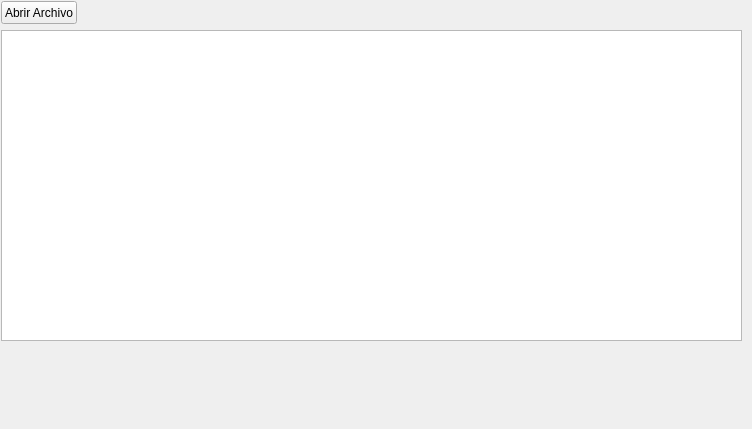
First picture: the form in AnalizadorLexico/widget.ui, repository Enriqueplato/AnalizadorLexico, before the edit.
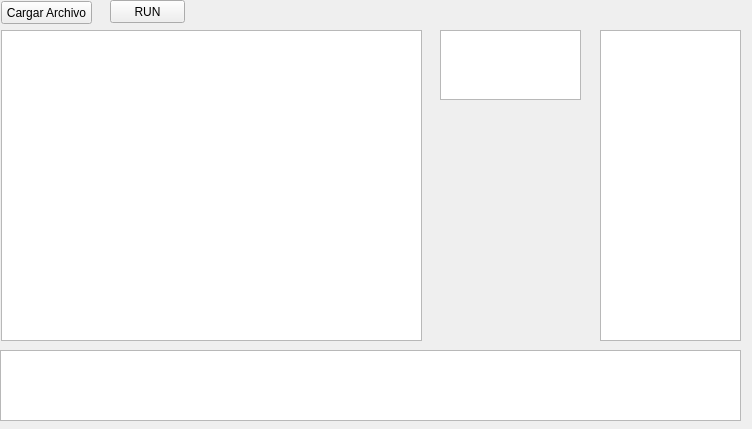
Second picture: the form after the edit.

Commit message: Separa palabras y lineas

Diff of the .ui file:
```diff
--- a/AnalizadorLexico/widget.ui
+++ b/AnalizadorLexico/widget.ui
@@ -24,12 +24,12 @@
     <rect>
      <x>1</x>
      <y>1</y>
-     <width>76</width>
+     <width>91</width>
      <height>23</height>
     </rect>
    </property>
    <property name="text">
-    <string>Abrir Archivo</string>
+    <string>Cargar Archivo</string>
    </property>
   </widget>
   <widget class="QPlainTextEdit" name="textoPlano">
@@ -37,8 +37,68 @@
     <rect>
      <x>1</x>
      <y>30</y>
+     <width>421</width>
+     <height>311</height>
+    </rect>
+   </property>
+   <property name="font">
+    <font>
+     <pointsize>12</pointsize>
+    </font>
+   </property>
+   <property name="tabletTracking">
+    <bool>false</bool>
+   </property>
+   <property name="horizontalScrollBarPolicy">
+    <enum>Qt::ScrollBarAsNeeded</enum>
+   </property>
+   <property name="sizeAdjustPolicy">
+    <enum>QAbstractScrollArea::AdjustToContents</enum>
+   </property>
+   <property name="plainText">
+    <string/>
+   </property>
+  </widget>
+  <widget class="QPlainTextEdit" name="ptTokens">
+   <property name="geometry">
+    <rect>
+     <x>600</x>
+     <y>30</y>
+     <width>141</width>
+     <height>311</height>
+    </rect>
+   </property>
+  </widget>
+  <widget class="QPlainTextEdit" name="ptTokensError">
+   <property name="geometry">
+    <rect>
+     <x>0</x>
+     <y>350</y>
      <width>741</width>
-     <height>311</height>
+     <height>71</height>
+    </rect>
+   </property>
+  </widget>
+  <widget class="QPushButton" name="btnRun">
+   <property name="geometry">
+    <rect>
+     <x>110</x>
+     <y>0</y>
+     <width>75</width>
+     <height>23</height>
+    </rect>
+   </property>
+   <property name="text">
+    <string>RUN</string>
+   </property>
+  </widget>
+  <widget class="QPlainTextEdit" name="ptTemporal">
+   <property name="geometry">
+    <rect>
+     <x>440</x>
+     <y>30</y>
+     <width>141</width>
+     <height>70</height>
     </rect>
    </property>
   </widget>
```
Left out of the diff: 2 changed lines with no effect on the pictures. The commit also changes 2 other files.
